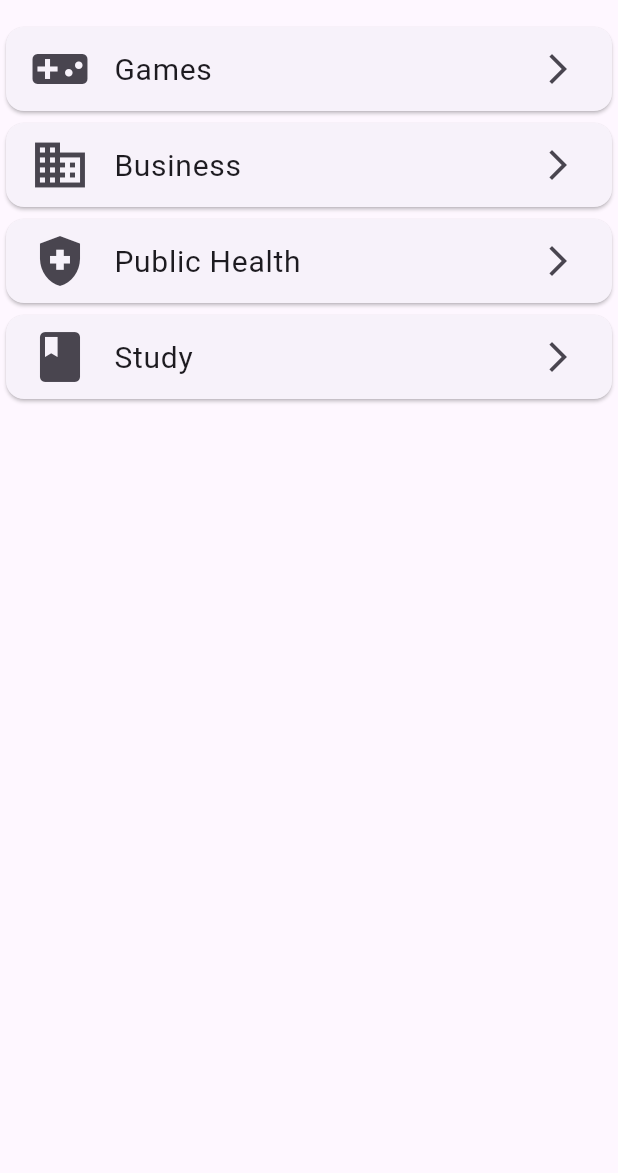
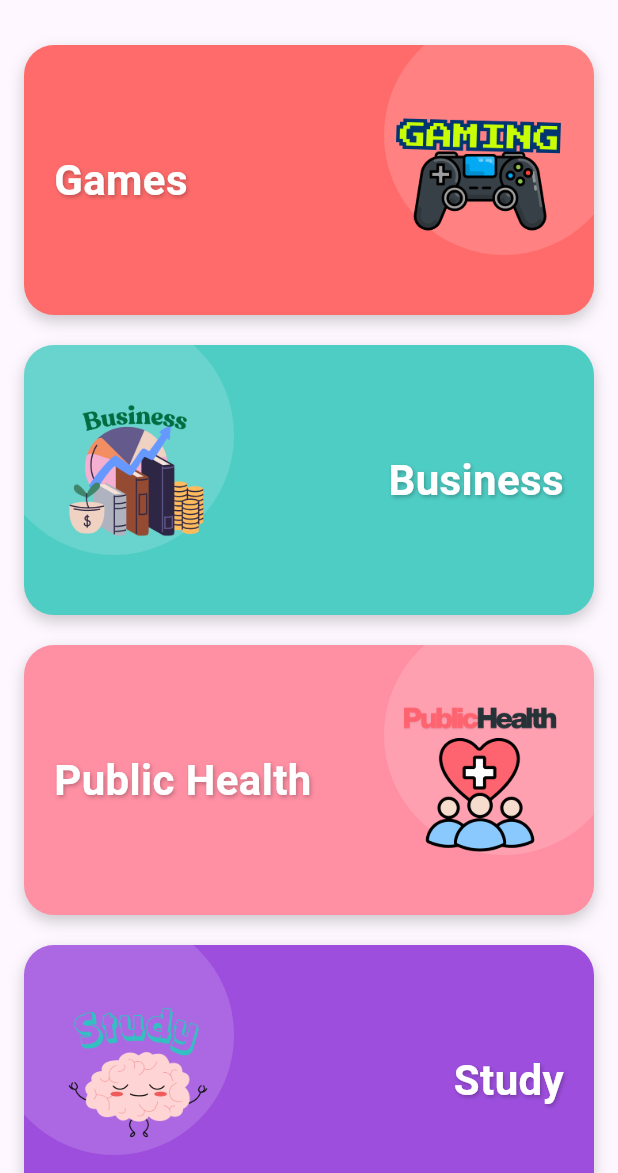
Before and after one commit to gsurjs/hw2-submission, a Flutter app: the HomeScreen screen opened directly, on a phone screen of 412 x 824 dp, the part 63-1236 px from its top. Run offline on Flutter 3.47's test engine with Material 3 defaults, Android fonts, the phone set to English and light mode, and no system bars; our stand-ins replace cloud_firestore, firebase_auth, firebase_core; accounts and stored records are empty.

Commit message:
adding UI List enhancements for home screen, image assets, retrying commit since GitHub was down with 500 error

```diff
--- a/lib/home_screen.dart
+++ b/lib/home_screen.dart
@@ -10,10 +10,26 @@ class HomeScreen extends StatelessWidget {
 
   // Hardcoded list of boards as permitted
   final List<Map<String, dynamic>> boards = const [
-    {'name': 'Games', 'icon': Icons.videogame_asset},
-    {'name': 'Business', 'icon': Icons.business},
-    {'name': 'Public Health', 'icon': Icons.health_and_safety},
-    {'name': 'Study', 'icon': Icons.book},
+    {
+      'name': 'Games',
+      'image': 'assets/images/games_img.png',
+      'color': Color(0xFFFF6B6B), // Red/Orange
+    },
+    {
+      'name': 'Business',
+      'image': 'assets/images/business_img.png',
+      'color': Color(0xFF4ECDC4), // Teal
+    },
+    {
+      'name': 'Public Health',
+      'image': 'assets/images/health_img.png',
+      'color': Color(0xFFFF8FA3), // Pink
+    },
+    {
+      'name': 'Study',
+      'image': 'assets/images/study_img.png',
+      'color': Color(0xFF9D4EDD), // Deep Purple
+    },
   ];
 
   @override
@@ -61,22 +77,105 @@ class HomeScreen extends StatelessWidget {
       ),
       // 4. Ordered List of Message Boards
       body: ListView.builder(
+        padding: const EdgeInsets.all(16.0), // Add some spacing around the edges
         itemCount: boards.length,
         itemBuilder: (context, index) {
-          return Card(
-            child: ListTile(
-              leading: Icon(boards[index]['icon'], size: 40),
-              title: Text(boards[index]['name'], style: const TextStyle(fontSize: 20)),
-              trailing: const Icon(Icons.arrow_forward_ios),
+          final board = boards[index];
+
+          // Logic: Even numbers (0, 2) = Image Right. Odd numbers (1, 3) = Image Left.
+          bool isImageRight = index % 2 == 0;
+
+          return GestureDetector(
             onTap: () {
-                // 6. Selecting board opens Chat Window
+              // Navigate to Chat
               Navigator.push(
                 context,
                 MaterialPageRoute(
-                    builder: (_) => ChatScreen(boardName: boards[index]['name']),
+                  builder: (_) => ChatScreen(boardName: board['name']),
                 ),
               );
             },
+            child: Container(
+              margin: const EdgeInsets.only(bottom: 20.0), // Space between banners
+              height: 180, // Banner Height
+              decoration: BoxDecoration(
+                color: board['color'], // Use the specific color
+                borderRadius: BorderRadius.circular(20), // Rounded corners
+                boxShadow: [
+                  BoxShadow(
+                    color: Colors.black.withOpacity(0.2),
+                    blurRadius: 8,
+                    offset: const Offset(0, 4),
+                  ),
+                ],
+              ),
+              // Use ClipRRect to make sure the image doesn't spill out of the rounded corners
+              child: ClipRRect(
+                borderRadius: BorderRadius.circular(20),
+                child: Stack(
+                  children: [
+                    // BACKGROUND CIRCLE DECORATION
+                    Positioned(
+                      right: isImageRight ? -20 : null,
+                      left: isImageRight ? null : -20,
+                      top: -20,
+                      child: CircleAvatar(
+                        radius: 80,
+                        backgroundColor: Colors.white.withOpacity(0.15),
+                      ),
+                    ),
+
+                    // CONTENT: Row with Text and Image
+                    Row(
+                      // Swap direction based on index
+                      textDirection: isImageRight ? TextDirection.ltr : TextDirection.rtl,
+                      children: [
+                        // 1. The Text Side
+                        Expanded(
+                          flex: 3, // Takes up 60% of width
+                          child: Padding(
+                            padding: const EdgeInsets.all(20.0),
+                            child: Column(
+                              mainAxisAlignment: MainAxisAlignment.center,
+                              crossAxisAlignment: isImageRight ? CrossAxisAlignment.start : CrossAxisAlignment.end,
+                              children: [
+                                Text(
+                                  board['name'],
+                                  style: const TextStyle(
+                                    color: Colors.white,
+                                    fontSize: 28,
+                                    fontWeight: FontWeight.bold,
+                                    shadows: [
+                                      Shadow(
+                                        offset: Offset(1, 1),
+                                        blurRadius: 3.0,
+                                        color: Colors.black26,
+                                      ),
+                                    ],
+                                  ),
+                                  textAlign: isImageRight ? TextAlign.left : TextAlign.right,
+                                ),
+                              ],
+                            ),
+                          ),
+                        ),
+
+                        // 2. The Image Side
+                        Expanded(
+                          flex: 2, // Takes up 40% of width
+                          child: Padding(
+                            padding: const EdgeInsets.all(10.0),
+                            child: Image.asset(
+                              board['image'],
+                              fit: BoxFit.contain,
+                            ),
+                          ),
+                        ),
+                      ],
+                    ),
+                  ],
+                ),
+              ),
             ),
           );
         },
--- a/pubspec.yaml
+++ b/pubspec.yaml
@@ -61,6 +61,12 @@ flutter:
   # the material Icons class.
   uses-material-design: true
 
+  assets:
+    - assets/images/games_img.png
+    - assets/images/business_img.png
+    - assets/images/health_img.png
+    - assets/images/study_img.png
+
   # To add assets to your application, add an assets section, like this:
   # assets:
   #   - images/a_dot_burr.jpeg
```
Also changed, not shown: assets/images/business_img.png (added), assets/images/games_img.png (added), assets/images/health_img.png (added), assets/images/study_img.png (added), 1 other file. Lines whose indentation alone changed are shown as unchanged.
